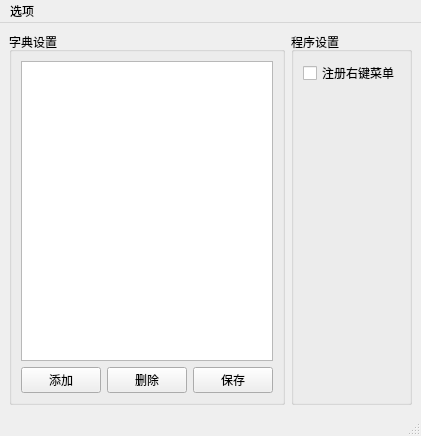
Old version of the form mainwindow.ui in the repository DouiKo/AutoPassWordUnzip.
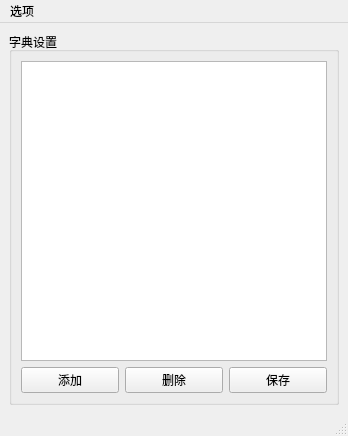
New version of the form.

```diff
--- a/mainwindow.ui
+++ b/mainwindow.ui
@@ -6,7 +6,7 @@
    <rect>
     <x>0</x>
     <y>0</y>
-    <width>383</width>
+    <width>348</width>
     <height>436</height>
    </rect>
   </property>
@@ -17,12 +17,18 @@
    <layout class="QGridLayout" name="gridLayout">
     <item row="0" column="0">
      <widget class="QGroupBox" name="groupBox">
+      <property name="styleSheet">
+       <string notr="true">font: 10pt &quot;方正兰亭圆_GBK&quot;;</string>
+      </property>
       <property name="title">
        <string>字典设置</string>
       </property>
       <layout class="QGridLayout" name="gridLayout_2">
        <item row="1" column="3">
         <widget class="QPushButton" name="pushButtonSavePassWord">
+         <property name="styleSheet">
+          <string notr="true">font: 9pt &quot;方正兰亭圆_GBK&quot;;</string>
+         </property>
          <property name="text">
           <string>保存</string>
          </property>
@@ -30,6 +36,9 @@
        </item>
        <item row="1" column="1">
         <widget class="QPushButton" name="pushButtonAdd">
+         <property name="styleSheet">
+          <string notr="true">font: 9pt &quot;方正兰亭圆_GBK&quot;;</string>
+         </property>
          <property name="text">
           <string>添加</string>
          </property>
@@ -37,59 +46,24 @@
        </item>
        <item row="1" column="2">
         <widget class="QPushButton" name="pushButtonDelete">
+         <property name="styleSheet">
+          <string notr="true">font: 9pt &quot;方正兰亭圆_GBK&quot;;</string>
+         </property>
          <property name="text">
           <string>删除</string>
          </property>
         </widget>
        </item>
        <item row="0" column="1" colspan="3">
-        <widget class="QTableView" name="tableView"/>
-       </item>
-      </layout>
-     </widget>
-    </item>
-    <item row="0" column="1">
-     <widget class="QGroupBox" name="groupBox_2">
-      <property name="title">
-       <string>程序设置</string>
-      </property>
-      <layout class="QGridLayout" name="gridLayout_3">
-       <item row="0" column="0">
-        <widget class="QCheckBox" name="checkBox">
-         <property name="text">
-          <string>注册右键菜单</string>
+        <widget class="QTableView" name="tableView">
+         <property name="styleSheet">
+          <string notr="true">font: 10pt &quot;方正兰亭圆_GBK&quot;;</string>
          </property>
         </widget>
        </item>
-       <item row="1" column="0">
-        <spacer name="verticalSpacer">
-         <property name="orientation">
-          <enum>Qt::Vertical</enum>
-         </property>
-         <property name="sizeHint" stdset="0">
-          <size>
-           <width>20</width>
-           <height>40</height>
-          </size>
-         </property>
-        </spacer>
-       </item>
       </layout>
      </widget>
     </item>
-    <item row="0" column="2">
-     <spacer name="horizontalSpacer">
-      <property name="orientation">
-       <enum>Qt::Horizontal</enum>
-      </property>
-      <property name="sizeHint" stdset="0">
-       <size>
-        <width>149</width>
-        <height>20</height>
-       </size>
-      </property>
-     </spacer>
-    </item>
    </layout>
   </widget>
   <widget class="QMenuBar" name="menubar">
@@ -97,7 +71,7 @@
     <rect>
      <x>0</x>
      <y>0</y>
-     <width>383</width>
+     <width>348</width>
      <height>21</height>
     </rect>
    </property>
```
